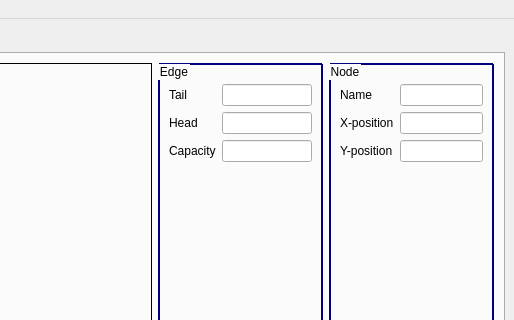
The window that source/ui/thinFlow_mainWdw.ui (LeonSering/NashFlowComputation) describes before a commit, drawn with Qt 5; both pictures show x 529 to 1043 and y 0 to 320 of the 1043 by 991 pixel window.
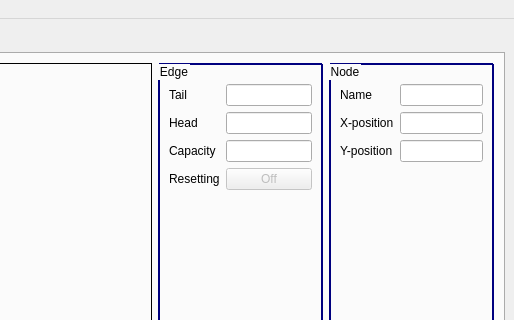
The same window after the commit.

Commit message: Added functionality to select resetting edges in thinFlow_application

The edit to the form file:
```diff
--- a/source/ui/thinFlow_mainWdw.ui
+++ b/source/ui/thinFlow_mainWdw.ui
@@ -104,6 +104,23 @@
               <item row="2" column="1">
                <widget class="QLineEdit" name="capacityLineEdit_general"/>
               </item>
+              <item row="3" column="0">
+               <widget class="QLabel" name="label_6">
+                <property name="text">
+                 <string>Resetting</string>
+                </property>
+               </widget>
+              </item>
+              <item row="3" column="1">
+               <widget class="QPushButton" name="resettingSwitchButton_general">
+                <property name="enabled">
+                 <bool>false</bool>
+                </property>
+                <property name="text">
+                 <string>Off</string>
+                </property>
+               </widget>
+              </item>
              </layout>
             </item>
             <item>
```
The commit also changes 3 other files.
